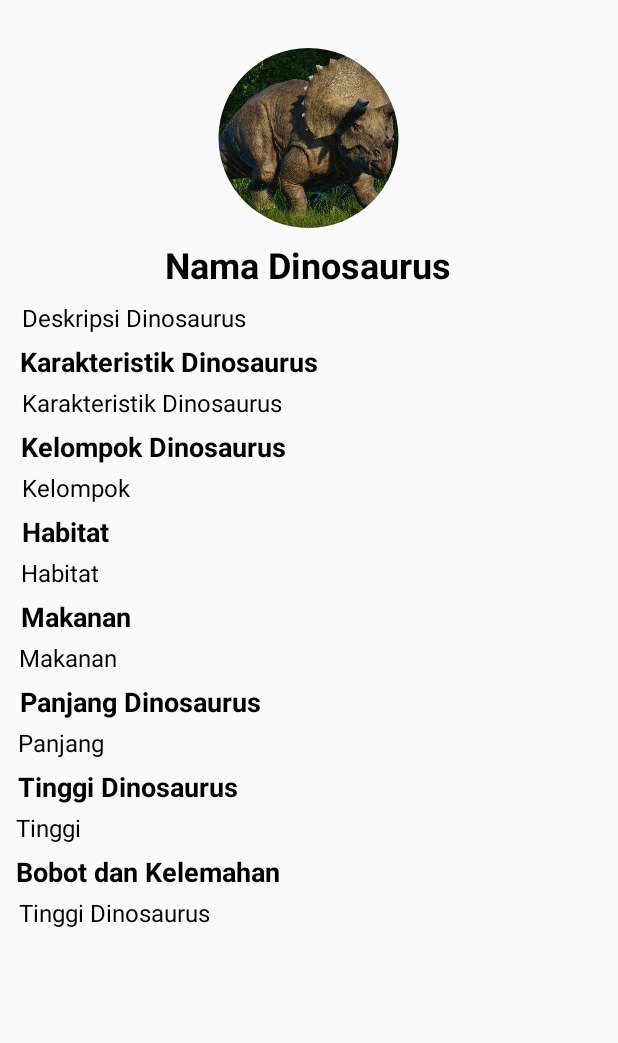
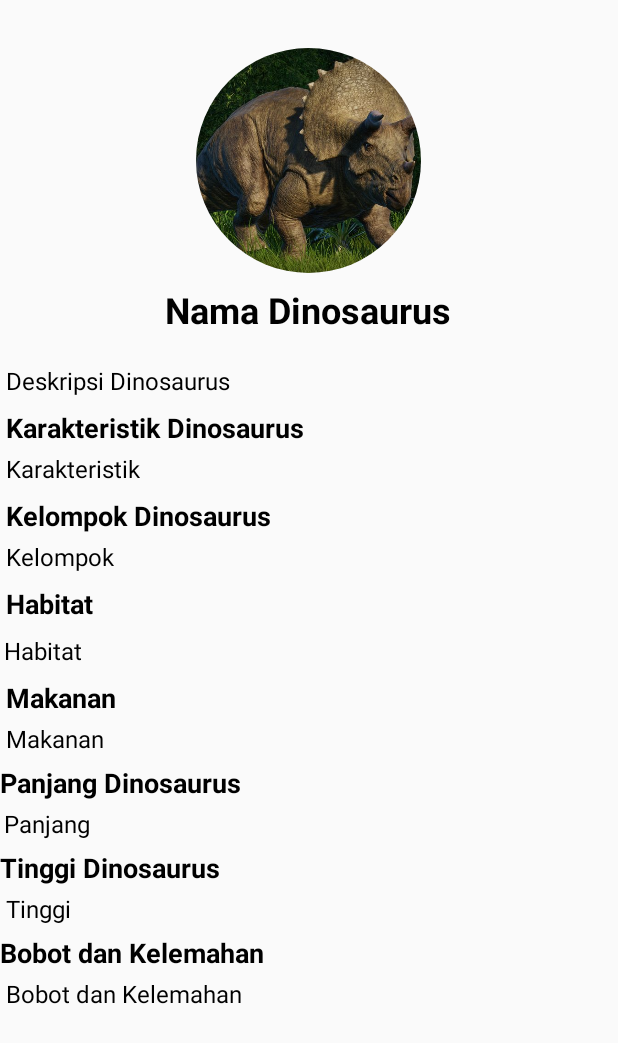
Before and after one commit to jayflinehtg/UTS-ifs21038, an Android app: the layout activity_detail_dinosaurus.xml on its own in the app's theme, with its tools: preview values and no code run, on a phone screen of 412 x 824 dp. Shown: the top 1043 px of the screen. Run offline under Robolectric (Android 15) with nearby library versions, the phone set to English and light mode, and no system bars.

Commit message:
update detail dino

```diff
--- a/app/src/main/res/layout/activity_detail_dinosaurus.xml
+++ b/app/src/main/res/layout/activity_detail_dinosaurus.xml
@@ -7,16 +7,16 @@
     android:layout_width="match_parent"
     android:layout_height="wrap_content"
     android:contentDescription="@string/app_name"
-    tools:context=".FamiliaActivity">
+    tools:context=".DinoActivity">
     <androidx.constraintlayout.widget.ConstraintLayout
         android:layout_width="match_parent"
         android:layout_height="wrap_content"
         android:paddingBottom="50dp">
 
         <de.hdodenhof.circleimageview.CircleImageView
-            android:id="@+id/dinoImage"
-            android:layout_width="150dp"
-            android:layout_height="120dp"
+            android:id="@+id/ivgambarDino"
+            android:layout_width="170dp"
+            android:layout_height="150dp"
             android:layout_marginTop="32dp"
             android:src="@drawable/triceratops"
             app:layout_constraintEnd_toEndOf="parent"
@@ -36,18 +36,19 @@
             app:layout_constraintEnd_toEndOf="parent"
             app:layout_constraintHorizontal_bias="0.498"
             app:layout_constraintStart_toStartOf="parent"
-            app:layout_constraintTop_toBottomOf="@+id/dinoImage" />
+            app:layout_constraintTop_toBottomOf="@+id/ivgambarDino" />
 
         <TextView
             android:id="@+id/tvDescDino"
             android:layout_width="wrap_content"
             android:layout_height="wrap_content"
-            android:layout_marginTop="8dp"
+            android:layout_marginStart="4dp"
+            android:layout_marginTop="20dp"
             android:text="@string/info_dino_desc"
             android:textColor="#000000"
             android:textSize="16dp"
             app:layout_constraintEnd_toEndOf="parent"
-            app:layout_constraintHorizontal_bias="0.057"
+            app:layout_constraintHorizontal_bias="0.0"
             app:layout_constraintStart_toStartOf="parent"
             app:layout_constraintTop_toBottomOf="@+id/tvDinoName" />
 
@@ -55,13 +56,13 @@
             android:id="@+id/KarakteristikDinosaurus"
             android:layout_width="wrap_content"
             android:layout_height="wrap_content"
-            android:layout_marginTop="6dp"
+            android:layout_marginTop="8dp"
             android:text="Karakteristik Dinosaurus"
             android:textColor="#000000"
             android:textSize="18dp"
             android:textStyle="bold"
             app:layout_constraintEnd_toEndOf="parent"
-            app:layout_constraintHorizontal_bias="0.063"
+            app:layout_constraintHorizontal_bias="0.018"
             app:layout_constraintStart_toStartOf="parent"
             app:layout_constraintTop_toBottomOf="@+id/tvDescDino" />
 
@@ -69,12 +70,13 @@
             android:id="@+id/tvKarakteristikDino"
             android:layout_width="wrap_content"
             android:layout_height="wrap_content"
+            android:layout_marginStart="4dp"
             android:layout_marginTop="4dp"
-            android:text="Karakteristik Dinosaurus"
+            android:text="@string/info_dino_characteristic"
             android:textColor="#000000"
             android:textSize="16dp"
             app:layout_constraintEnd_toEndOf="parent"
-            app:layout_constraintHorizontal_bias="0.062"
+            app:layout_constraintHorizontal_bias="0.0"
             app:layout_constraintStart_toStartOf="parent"
             app:layout_constraintTop_toBottomOf="@+id/KarakteristikDinosaurus" />
 
@@ -82,13 +84,13 @@
             android:id="@+id/KelompokDinosaurus"
             android:layout_width="wrap_content"
             android:layout_height="wrap_content"
-            android:layout_marginTop="6dp"
+            android:layout_marginTop="8dp"
             android:text="Kelompok Dinosaurus"
             android:textColor="#000000"
             android:textSize="18dp"
             android:textStyle="bold"
             app:layout_constraintEnd_toEndOf="parent"
-            app:layout_constraintHorizontal_bias="0.059"
+            app:layout_constraintHorizontal_bias="0.017"
             app:layout_constraintStart_toStartOf="parent"
             app:layout_constraintTop_toBottomOf="@+id/tvKarakteristikDino" />
 
@@ -101,7 +103,7 @@
             android:textColor="#000000"
             android:textSize="16dp"
             app:layout_constraintEnd_toEndOf="parent"
-            app:layout_constraintHorizontal_bias="0.043"
+            app:layout_constraintHorizontal_bias="0.011"
             app:layout_constraintStart_toStartOf="parent"
             app:layout_constraintTop_toBottomOf="@+id/KelompokDinosaurus" />
 
@@ -109,13 +111,13 @@
             android:id="@+id/HabitatDinosaurus"
             android:layout_width="wrap_content"
             android:layout_height="wrap_content"
-            android:layout_marginTop="6dp"
+            android:layout_marginTop="8dp"
             android:text="Habitat"
             android:textColor="#000000"
             android:textSize="18dp"
             android:textStyle="bold"
             app:layout_constraintEnd_toEndOf="parent"
-            app:layout_constraintHorizontal_bias="0.041"
+            app:layout_constraintHorizontal_bias="0.011"
             app:layout_constraintStart_toStartOf="parent"
             app:layout_constraintTop_toBottomOf="@+id/tvKelompokDinosaurus" />
 
@@ -123,12 +125,12 @@
             android:id="@+id/tvHabitatDinosaurus"
             android:layout_width="wrap_content"
             android:layout_height="wrap_content"
-            android:layout_marginTop="4dp"
+            android:layout_marginTop="8dp"
             android:text="@string/info_dino_habitat"
             android:textColor="#000000"
             android:textSize="16dp"
             app:layout_constraintEnd_toEndOf="parent"
-            app:layout_constraintHorizontal_bias="0.039"
+            app:layout_constraintHorizontal_bias="0.008"
             app:layout_constraintStart_toStartOf="parent"
             app:layout_constraintTop_toBottomOf="@+id/HabitatDinosaurus" />
 
@@ -136,13 +138,13 @@
             android:id="@+id/MakananDinosaurus"
             android:layout_width="wrap_content"
             android:layout_height="wrap_content"
-            android:layout_marginTop="6dp"
+            android:layout_marginTop="8dp"
             android:text="Makanan"
             android:textColor="#000000"
             android:textSize="18dp"
             android:textStyle="bold"
             app:layout_constraintEnd_toEndOf="parent"
-            app:layout_constraintHorizontal_bias="0.042"
+            app:layout_constraintHorizontal_bias="0.011"
             app:layout_constraintStart_toStartOf="parent"
             app:layout_constraintTop_toBottomOf="@+id/tvHabitatDinosaurus" />
 
@@ -150,12 +152,13 @@
             android:id="@+id/tvMakananDinosaurus"
             android:layout_width="wrap_content"
             android:layout_height="wrap_content"
+            android:layout_marginStart="4dp"
             android:layout_marginTop="4dp"
             android:text="@string/info_dino_makanan"
             android:textColor="#000000"
             android:textSize="16dp"
             app:layout_constraintEnd_toEndOf="parent"
-            app:layout_constraintHorizontal_bias="0.037"
+            app:layout_constraintHorizontal_bias="0.0"
             app:layout_constraintStart_toStartOf="parent"
             app:layout_constraintTop_toBottomOf="@+id/MakananDinosaurus" />
 
@@ -169,7 +172,7 @@
             android:textSize="18dp"
             android:textStyle="bold"
             app:layout_constraintEnd_toEndOf="parent"
-            app:layout_constraintHorizontal_bias="0.053"
+            app:layout_constraintHorizontal_bias="0.0"
             app:layout_constraintStart_toStartOf="parent"
             app:layout_constraintTop_toBottomOf="@+id/tvMakananDinosaurus" />
 
@@ -182,7 +185,7 @@
             android:textColor="#000000"
             android:textSize="16dp"
             app:layout_constraintEnd_toEndOf="parent"
-            app:layout_constraintHorizontal_bias="0.033"
+            app:layout_constraintHorizontal_bias="0.008"
             app:layout_constraintStart_toStartOf="parent"
             app:layout_constraintTop_toBottomOf="@+id/PanjangDinosaurus" />
 
@@ -196,7 +199,7 @@
             android:textSize="18dp"
             android:textStyle="bold"
             app:layout_constraintEnd_toEndOf="parent"
-            app:layout_constraintHorizontal_bias="0.045"
+            app:layout_constraintHorizontal_bias="0.0"
             app:layout_constraintStart_toStartOf="parent"
             app:layout_constraintTop_toBottomOf="@+id/tvPanjangDinosaurus" />
 
@@ -209,7 +212,7 @@
             android:textColor="#000000"
             android:textSize="16dp"
             app:layout_constraintEnd_toEndOf="parent"
-            app:layout_constraintHorizontal_bias="0.029"
+            app:layout_constraintHorizontal_bias="0.01"
             app:layout_constraintStart_toStartOf="parent"
             app:layout_constraintTop_toBottomOf="@+id/TinggiDinosaurus" />
 
@@ -223,7 +226,7 @@
             android:textSize="18dp"
             android:textStyle="bold"
             app:layout_constraintEnd_toEndOf="parent"
-            app:layout_constraintHorizontal_bias="0.045"
+            app:layout_constraintHorizontal_bias="0.0"
             app:layout_constraintStart_toStartOf="parent"
             app:layout_constraintTop_toBottomOf="@+id/tvTinggiDinosaurus" />
 
@@ -231,12 +234,13 @@
             android:id="@+id/tvBobotDinosaurus"
             android:layout_width="wrap_content"
             android:layout_height="wrap_content"
+            android:layout_marginStart="4dp"
             android:layout_marginTop="4dp"
-            android:text="Tinggi Dinosaurus"
+            android:text="@string/info_dino_bobot"
             android:textColor="#000000"
             android:textSize="16dp"
             app:layout_constraintEnd_toEndOf="parent"
-            app:layout_constraintHorizontal_bias="0.045"
+            app:layout_constraintHorizontal_bias="0.0"
             app:layout_constraintStart_toStartOf="parent"
             app:layout_constraintTop_toBottomOf="@+id/BobotDinosaurus" />
 
--- a/app/src/main/res/layout/activity_familia.xml
+++ b/app/src/main/res/layout/activity_familia.xml
@@ -14,8 +14,8 @@
 
         <de.hdodenhof.circleimageview.CircleImageView
             android:id="@+id/familiaImage"
-        android:layout_width="200dp"
-        android:layout_height="200dp"
+            android:layout_width="170dp"
+            android:layout_height="150dp"
             android:layout_marginTop="28dp"
             android:src="@drawable/angka_1"
             app:layout_constraintEnd_toEndOf="parent"
@@ -160,7 +160,7 @@
             "@+id/titlePerilaku" />
 
         <Button
-            android:id="@+id/button2"
+            android:id="@+id/buttonListDino"
             android:layout_width="wrap_content"
             android:layout_height="wrap_content"
             android:layout_marginTop="24dp"
--- a/app/src/main/res/values/colors.xml
+++ b/app/src/main/res/values/colors.xml
@@ -2,5 +2,5 @@
 <resources>
     <color name="black">#FF000000</color>
     <color name="white">#FFFFFFFF</color>
-    <color name="biru">#51829B</color>
+    <color name="biru">#557788</color>
 </resources>
```
Also changed, not shown: app/src/main/AndroidManifest.xml (+1 -9 lines), app/src/main/java/com/ifs21038/dinopedia/DetailDinosaurus.kt (+51 -1 lines), app/src/main/java/com/ifs21038/dinopedia/DinoActivity.kt (+34 -11 lines), app/src/main/java/com/ifs21038/dinopedia/FamiliaActivity.kt (+13 -12 lines), app/src/main/res/values/strings.xml (+96 -336 lines). Lines whose indentation alone changed are shown as unchanged.
